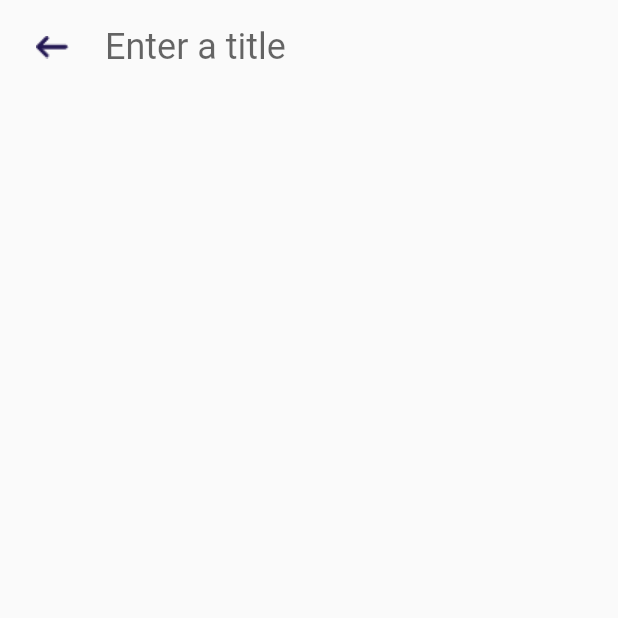
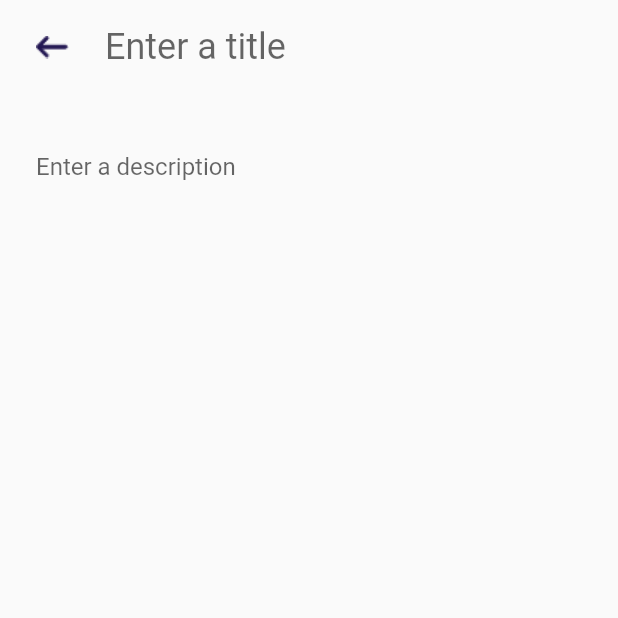
Before and after one commit to chet-w/flutter-todo-list, a Flutter app: the TaskPage screen opened directly, on a phone screen of 412 x 824 dp, the top half of it. Run offline on Flutter 3.47's test engine with Material 2 defaults, Android fonts, the phone set to English and light mode, and no system bars.

Commit message:
Add description input

```diff
--- a/lib/screens/taskpage.dart
+++ b/lib/screens/taskpage.dart
@@ -12,7 +12,8 @@ class _TaskPageState extends State<TaskPage> {
       body: SafeArea(
         child: Container(
           width: double.infinity,
-          child: Column(children: [
+          child: Column(
+            children: [
               Row(
                 children: [
                   InkWell(
@@ -43,8 +44,27 @@ class _TaskPageState extends State<TaskPage> {
                     ),
                   ),
                 ],
+              ),
+              Padding(
+                padding: const EdgeInsets.only(
+                  top: 24.0,
+                  bottom: 6.0,
+                ),
+                child: TextField(
+                  decoration: InputDecoration(
+                    hintText: "Enter a description",
+                    border: InputBorder.none,
+                    contentPadding: EdgeInsets.symmetric(
+                      horizontal: 24.0,
+                    ),
+                  ),
+                  style: TextStyle(
+                    color: Color(0xFF211552),
+                  ),
+                ),
               )
-          ]),
+            ],
+          ),
         ),
       ),
     );
```
Lines whose indentation alone changed are shown as unchanged.
